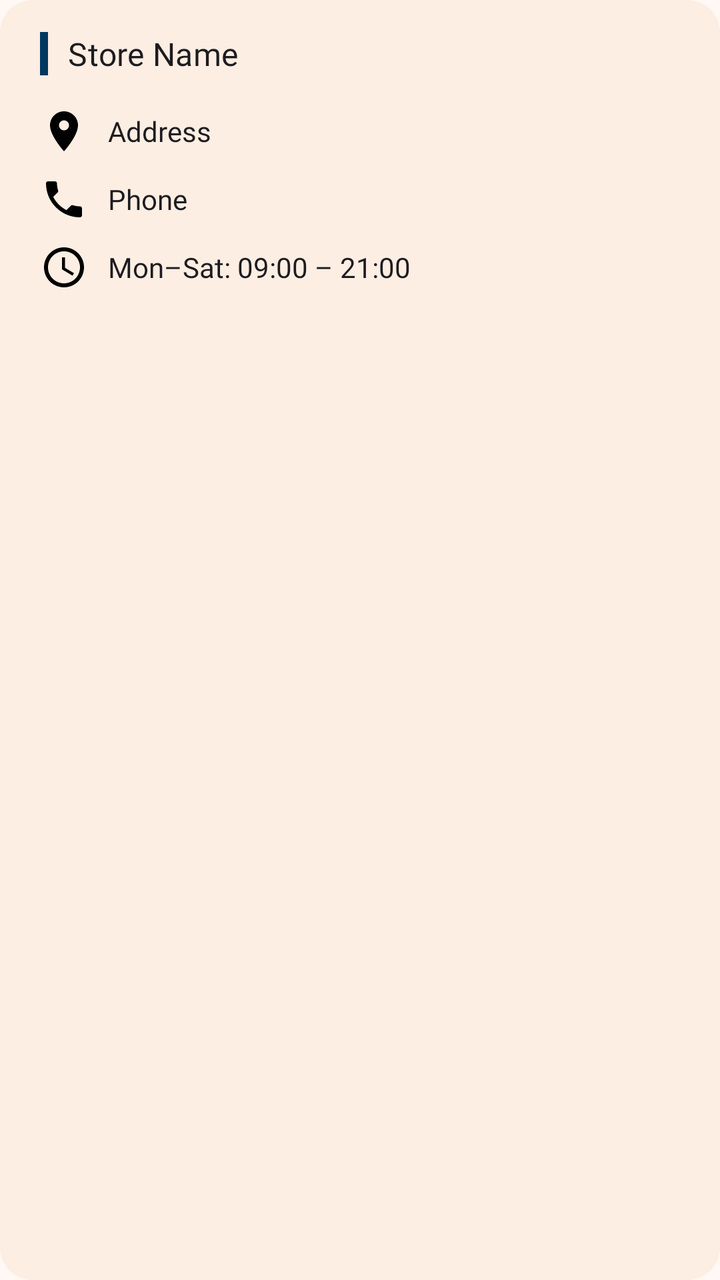
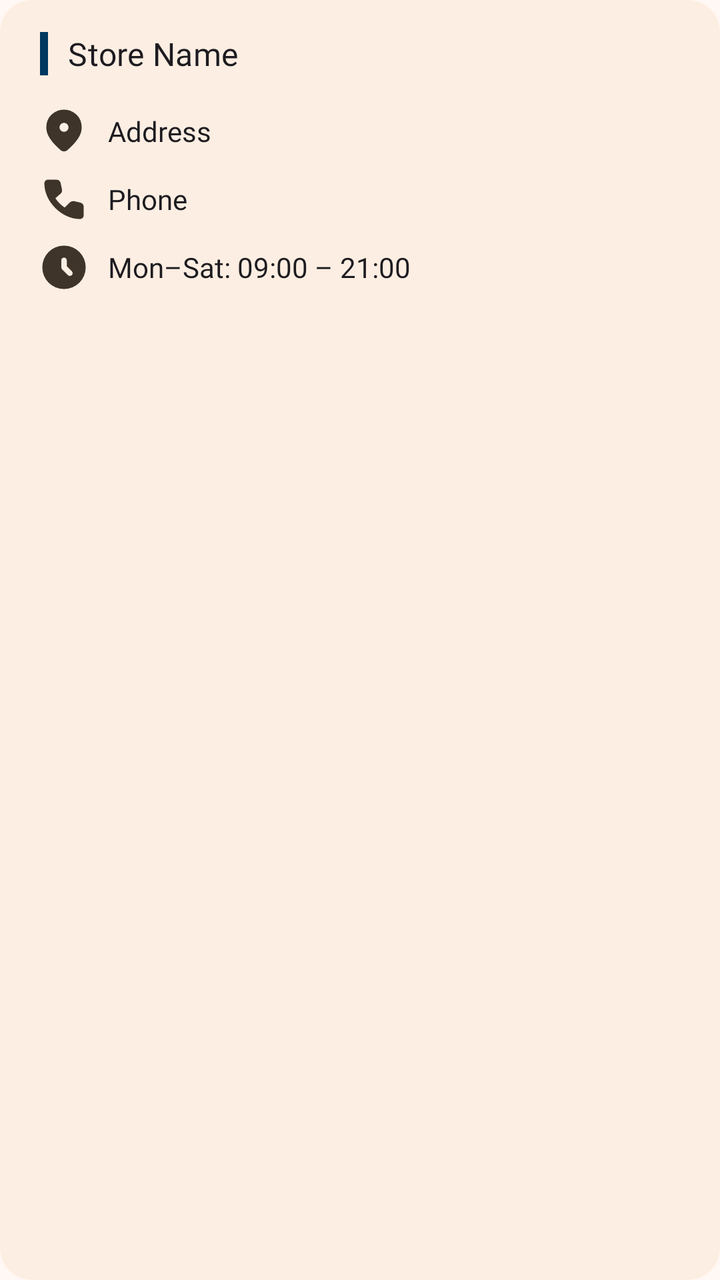

Compare the two renders of this Android layout. The source of the first and the diff that turns it into the second are given below.
<!-- AndroidManifest.xml: application theme Theme.DClassicsBooks -->
<!-- res/layout/item_store.xml -->
<?xml version="1.0" encoding="utf-8"?>
<com.google.android.material.card.MaterialCardView xmlns:android="http://schemas.android.com/apk/res/android"
    xmlns:app="http://schemas.android.com/apk/res-auto"
    android:layout_width="match_parent"
    android:layout_height="wrap_content"
    android:layout_marginBottom="@dimen/space200"
    app:shapeAppearance="@style/ShapeAppearance.Material3.Corner.Large"
    app:cardElevation="@dimen/elevation_level0">

        <LinearLayout
            android:layout_width="match_parent"
            android:layout_height="wrap_content"
            android:orientation="vertical"
            android:paddingHorizontal="@dimen/space250"
            android:paddingTop="@dimen/space200"
            android:paddingBottom="@dimen/space250">

            
            <LinearLayout
                android:layout_width="match_parent"
                android:layout_height="wrap_content"
                android:orientation="horizontal"
                android:gravity="center_vertical"
                android:layout_marginBottom="@dimen/space200">

                <View
                    android:layout_width="4dp"
                    android:layout_height="match_parent"
                    android:background="@color/accent"
                    android:layout_marginEnd="@dimen/space125"/>

                <TextView
                    android:id="@+id/tv_store_name"
                    android:layout_width="0dp"
                    android:layout_height="wrap_content"
                    android:layout_weight="1"
                    android:text="@string/store_name"
                    android:textAppearance="?attr/textAppearanceTitleMedium"/>

            </LinearLayout>

            
            <TextView
                android:id="@+id/tv_store_address"
                android:layout_width="match_parent"
                android:layout_height="wrap_content"
                android:text="@string/address"
                android:textAppearance="?attr/textAppearanceBodyMedium"
                android:drawableStart="@drawable/ic_location_on"
                android:drawablePadding="@dimen/space125"
                android:layout_marginBottom="@dimen/space125"
                android:gravity="center_vertical"/>

            
            <TextView
                android:id="@+id/tv_store_phone"
                android:layout_width="match_parent"
                android:layout_height="wrap_content"
                android:text="@string/phone"
                android:textAppearance="?attr/textAppearanceBodyMedium"
                android:drawableStart="@drawable/ic_phone"
                android:drawablePadding="@dimen/space125"
                android:layout_marginBottom="@dimen/space125"
                android:gravity="center_vertical"/>

            
            <TextView
                android:layout_width="match_parent"
                android:layout_height="wrap_content"
                android:text="@string/store_hours"
                android:textAppearance="?attr/textAppearanceBodyMedium"
                android:drawableStart="@drawable/ic_access_time"
                android:drawablePadding="@dimen/space125"
                android:gravity="center_vertical"/>

        </LinearLayout>

</com.google.android.material.card.MaterialCardView>
<!-- resources referenced by this layout -->
<resources>
  <color name="accent">#00385F</color>
  <dimen name="elevation_level0">0dp</dimen>
  <dimen name="space125">10dp</dimen>
  <dimen name="space200">16dp</dimen>
  <dimen name="space250">20dp</dimen>
  <!-- drawable ic_access_time (drawable) -->
  <?xml version="1.0" encoding="utf-8"?>
  <vector
      android:tint="#000000" xmlns:android="http://schemas.android.com/apk/res/android"
      android:width="24dp"
      android:height="24dp"
      android:viewportWidth="24"
      android:viewportHeight="24">
      <path
          android:fillColor="@android:color/white"
          android:pathData="M11.99,2C6.47,2 2,6.48 2,12s4.47,10 9.99,10C17.52,22 22,17.52 22,12S17.52,2 11.99,2zM12,20c-4.42,0 -8,-3.58 -8,-8s3.58,-8 8,-8 8,3.58 8,8 -3.58,8 -8,8zM12.5,7H11v6l5.25,3.15 0.75,-1.23 -4.5,-2.67z"/>
  </vector>
  <!-- drawable ic_location_on (drawable) -->
  <?xml version="1.0" encoding="utf-8"?>
  <vector
      android:tint="#000000" xmlns:android="http://schemas.android.com/apk/res/android"
      android:width="24dp"
      android:height="24dp"
      android:viewportWidth="24"
      android:viewportHeight="24">
      <path
          android:fillColor="@android:color/white"
          android:pathData="M12,2C8.13,2 5,5.13 5,9c0,5.25 7,13 7,13s7,-7.75 7,-13c0,-3.87 -3.13,-7 -7,-7zM12,11.5c-1.38,0 -2.5,-1.12 -2.5,-2.5s1.12,-2.5 2.5,-2.5 2.5,1.12 2.5,2.5 -1.12,2.5 -2.5,2.5z"/>
  </vector>
  <!-- drawable ic_phone (drawable) -->
  <?xml version="1.0" encoding="utf-8"?>
  <vector
      android:tint="#000000" xmlns:android="http://schemas.android.com/apk/res/android"
      android:width="24dp"
      android:height="24dp"
      android:viewportWidth="24"
      android:viewportHeight="24">
      <path
          android:fillColor="@android:color/white"
          android:pathData="M6.62,10.79c1.44,2.83 3.76,5.14 6.59,6.59l2.2,-2.2c0.27,-0.27 0.67,-0.36 1.02,-0.24 1.12,0.37 2.33,0.57 3.57,0.57 0.55,0 1,0.45 1,1V20c0,0.55 -0.45,1 -1,1 -9.39,0 -17,-7.61 -17,-17 0,-0.55 0.45,-1 1,-1h3.5c0.55,0 1,0.45 1,1 0,1.25 0.2,2.45 0.57,3.57 0.11,0.35 0.03,0.74 -0.25,1.02l-2.2,2.2z"/>
  </vector>
  <string name="address">Address</string>
  <string name="phone">Phone</string>
  <string name="store_hours">Mon–Sat: 09:00 – 21:00</string>
  <string name="store_name">Store Name</string>
  <style name="Theme.DClassicsBooks" parent="Theme.DClassicsBooks.Base" />
  <color name="primary">#4E3000</color>
  <color name="white">#FFFFFF</color>
  <color name="primary_container">#926421</color>
  <color name="secondary">#45331C</color>
  <color name="secondary_container">#80694E</color>
  <color name="accent_container">#43709D</color>
  <color name="error">#740006</color>
  <color name="error_container">#CF2C27</color>
  <color name="surface">#FFF8F4</color>
  <color name="surface_container_low">#FCEEE2</color>
  <color name="surface_container">#F3E6DA</color>
  <color name="surface_container_high">#E8DBCF</color>
  <color name="outline">#5C5144</color>
  <color name="outline_variant">#776B5E</color>
  <color name="on_surface">#161009</color>
  <color name="on_surface_variant">#3E3429</color>
  <style name="Typography.LabelSmall" parent="TextAppearance.Material3.LabelSmall">
          <item name="fontFamily">@font/inter_medium</item>
          <item name="android:fontFamily">@font/inter_medium</item>
      </style>
  <!-- unchanged entries left out for length: 16 -->
</resources>

<!-- the commit's change to res/layout/item_store.xml (unified diff, before → after) -->
@@ -46,7 +46,8 @@
                 android:layout_height="wrap_content"
                 android:text="@string/address"
                 android:textAppearance="?attr/textAppearanceBodyMedium"
-                android:drawableStart="@drawable/ic_location_on"
+                android:drawableStart="@drawable/location_on_24px"
+                app:drawableTint="?attr/colorOnSurfaceVariant"
                 android:drawablePadding="@dimen/space125"
                 android:layout_marginBottom="@dimen/space125"
                 android:gravity="center_vertical"/>
@@ -58,7 +59,8 @@
                 android:layout_height="wrap_content"
                 android:text="@string/phone"
                 android:textAppearance="?attr/textAppearanceBodyMedium"
-                android:drawableStart="@drawable/ic_phone"
+                android:drawableStart="@drawable/call_24px"
+                app:drawableTint="?attr/colorOnSurfaceVariant"
                 android:drawablePadding="@dimen/space125"
                 android:layout_marginBottom="@dimen/space125"
                 android:gravity="center_vertical"/>
@@ -69,7 +71,8 @@
                 android:layout_height="wrap_content"
                 android:text="@string/store_hours"
                 android:textAppearance="?attr/textAppearanceBodyMedium"
-                android:drawableStart="@drawable/ic_access_time"
+                android:drawableStart="@drawable/schedule_24px"
+                app:drawableTint="?attr/colorOnSurfaceVariant"
                 android:drawablePadding="@dimen/space125"
                 android:gravity="center_vertical"/>
 
<!-- resource entries referenced after the edit -->
@@ -5,41 +5,38 @@
   <dimen name="space125">10dp</dimen>
   <dimen name="space200">16dp</dimen>
   <dimen name="space250">20dp</dimen>
-  <!-- drawable ic_access_time (drawable) -->
-  <?xml version="1.0" encoding="utf-8"?>
-  <vector
-      android:tint="#000000" xmlns:android="http://schemas.android.com/apk/res/android"
+  <!-- drawable call_24px (drawable) -->
+  <vector xmlns:android="http://schemas.android.com/apk/res/android"
       android:width="24dp"
       android:height="24dp"
-      android:viewportWidth="24"
-      android:viewportHeight="24">
-      <path
-          android:fillColor="@android:color/white"
-          android:pathData="M11.99,2C6.47,2 2,6.48 2,12s4.47,10 9.99,10C17.52,22 22,17.52 22,12S17.52,2 11.99,2zM12,20c-4.42,0 -8,-3.58 -8,-8s3.58,-8 8,-8 8,3.58 8,8 -3.58,8 -8,8zM12.5,7H11v6l5.25,3.15 0.75,-1.23 -4.5,-2.67z"/>
+      android:viewportWidth="960"
+      android:viewportHeight="960"
+      android:tint="?attr/colorControlNormal">
+    <path
+        android:fillColor="@android:color/white"
+        android:pathData="M800,874Q669,874 541,817Q413,760 307,655Q201,549 144,420.5Q87,292 87,161Q87,129 108,107.5Q129,86 161,86L322,86Q359,86 382,104Q405,122 413,156L438,275Q444,306 437.5,328Q431,350 411,367L308,457Q324,483 345.5,509.5Q367,536 396,564Q422,590 446,609.5Q470,629 494,643L595,545Q615,526 639.5,519.5Q664,513 693,519L804,544Q839,554 856.5,575Q874,596 874,630L874,799Q874,831 852.5,852.5Q831,874 800,874Z"/>
   </vector>
-  <!-- drawable ic_location_on (drawable) -->
-  <?xml version="1.0" encoding="utf-8"?>
-  <vector
-      android:tint="#000000" xmlns:android="http://schemas.android.com/apk/res/android"
+  <!-- drawable location_on_24px (drawable) -->
+  <vector xmlns:android="http://schemas.android.com/apk/res/android"
       android:width="24dp"
       android:height="24dp"
-      android:viewportWidth="24"
-      android:viewportHeight="24">
-      <path
-          android:fillColor="@android:color/white"
-          android:pathData="M12,2C8.13,2 5,5.13 5,9c0,5.25 7,13 7,13s7,-7.75 7,-13c0,-3.87 -3.13,-7 -7,-7zM12,11.5c-1.38,0 -2.5,-1.12 -2.5,-2.5s1.12,-2.5 2.5,-2.5 2.5,1.12 2.5,2.5 -1.12,2.5 -2.5,2.5z"/>
+      android:viewportWidth="960"
+      android:viewportHeight="960"
+      android:tint="?attr/colorControlNormal">
+    <path
+        android:fillColor="@android:color/white"
+        android:pathData="M444.5,875Q427,869 413,857Q342,794 288,736Q234,678 198,622.5Q162,567 144,513Q126,459 126,404Q126,240 233,143Q340,46 480,46Q620,46 727,143Q834,240 834,404Q834,459 816,513Q798,567 762,622.5Q726,678 672,736Q618,794 547,857Q533,869 515.5,875Q498,881 480,881Q462,881 444.5,875ZM544,464Q570,438 570,400Q570,362 544,336Q518,310 480,310Q442,310 416,336Q390,362 390,400Q390,438 416,464Q442,490 480,490Q518,490 544,464Z"/>
   </vector>
-  <!-- drawable ic_phone (drawable) -->
-  <?xml version="1.0" encoding="utf-8"?>
-  <vector
-      android:tint="#000000" xmlns:android="http://schemas.android.com/apk/res/android"
+  <!-- drawable schedule_24px (drawable) -->
+  <vector xmlns:android="http://schemas.android.com/apk/res/android"
       android:width="24dp"
       android:height="24dp"
-      android:viewportWidth="24"
-      android:viewportHeight="24">
-      <path
-          android:fillColor="@android:color/white"
-          android:pathData="M6.62,10.79c1.44,2.83 3.76,5.14 6.59,6.59l2.2,-2.2c0.27,-0.27 0.67,-0.36 1.02,-0.24 1.12,0.37 2.33,0.57 3.57,0.57 0.55,0 1,0.45 1,1V20c0,0.55 -0.45,1 -1,1 -9.39,0 -17,-7.61 -17,-17 0,-0.55 0.45,-1 1,-1h3.5c0.55,0 1,0.45 1,1 0,1.25 0.2,2.45 0.57,3.57 0.11,0.35 0.03,0.74 -0.25,1.02l-2.2,2.2z"/>
+      android:viewportWidth="960"
+      android:viewportHeight="960"
+      android:tint="?attr/colorControlNormal">
+    <path
+        android:fillColor="@android:color/white"
+        android:pathData="M535,456L535,340Q535,316.62 519,300.81Q503,285 480,285Q457,285 441,300.81Q425,316.62 425,340L425,476Q425,489 429.5,500.07Q434,511.14 443,520L559,636Q575,652 597,652Q619,652 636,636Q653,620 653,597Q653,574 636,557L535,456ZM480,914Q389,914 310.01,879.92Q231.03,845.83 172.6,787.4Q114.17,728.97 80.08,649.99Q46,571 46,480Q46,389 80.08,310.01Q114.17,231.03 172.6,172.6Q231.03,114.17 310.01,80.08Q389,46 480,46Q571,46 649.99,80.08Q728.97,114.17 787.4,172.6Q845.83,231.03 879.92,310.01Q914,389 914,480Q914,571 879.92,649.99Q845.83,728.97 787.4,787.4Q728.97,845.83 649.99,879.92Q571,914 480,914Z"/>
   </vector>
   <string name="address">Address</string>
   <string name="phone">Phone</string>
